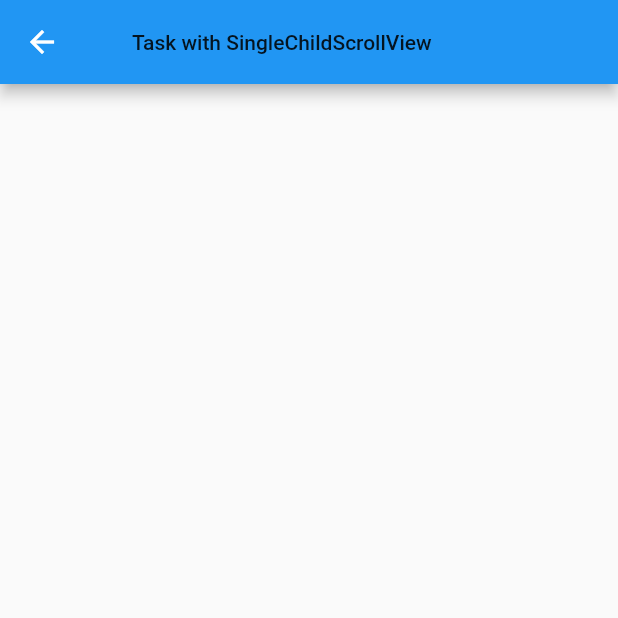
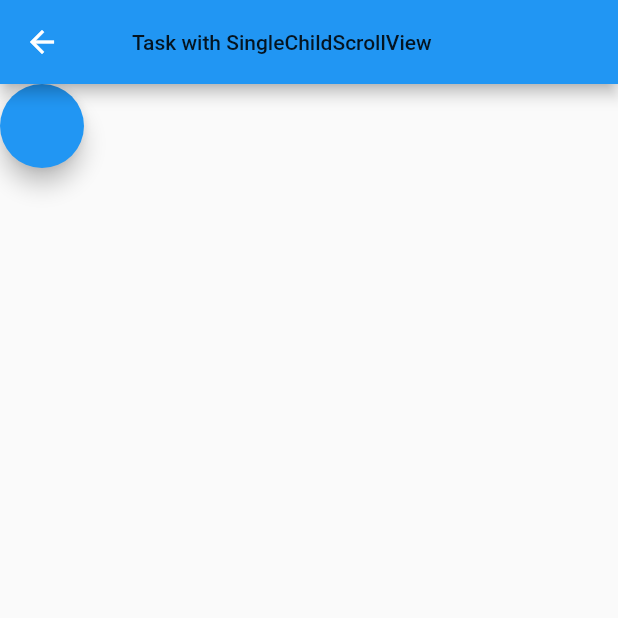
Before and after one commit to skom-42/Task_1, a Flutter app: the SingleChildScreen screen opened by its route, on a phone screen of 412 x 824 dp, the top half of it. Run offline on Flutter 3.47's test engine with Material 2 defaults, Android fonts, the phone set to English and light mode, and no system bars.

```diff
--- a/lib/screens/single_child_screen.dart
+++ b/lib/screens/single_child_screen.dart
@@ -12,6 +12,15 @@ class SingleChildScreen extends StatelessWidget {
           },
         ),
       ),
+      body: SingleChildScrollView(
+        child: Column(
+          children: <Widget>[
+            FloatingActionButton(
+            ),
+          ],
+        ),
+      ),
+      // floatingActionButton: FloatingActionButton(),
     );
   }
 }
```
Also changed, not shown: 1 other file.
